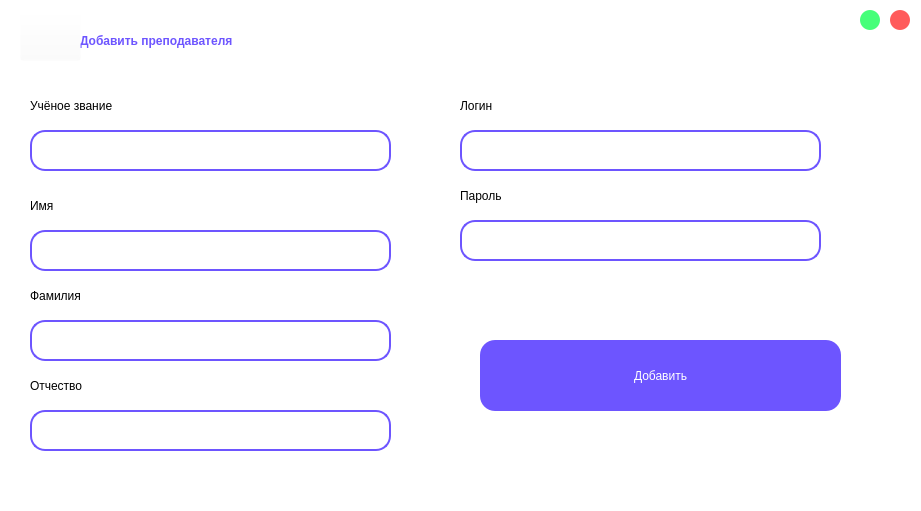
Above: project/add_prof.ui from AssasinNik/meow before the change. Below: the same form after it.
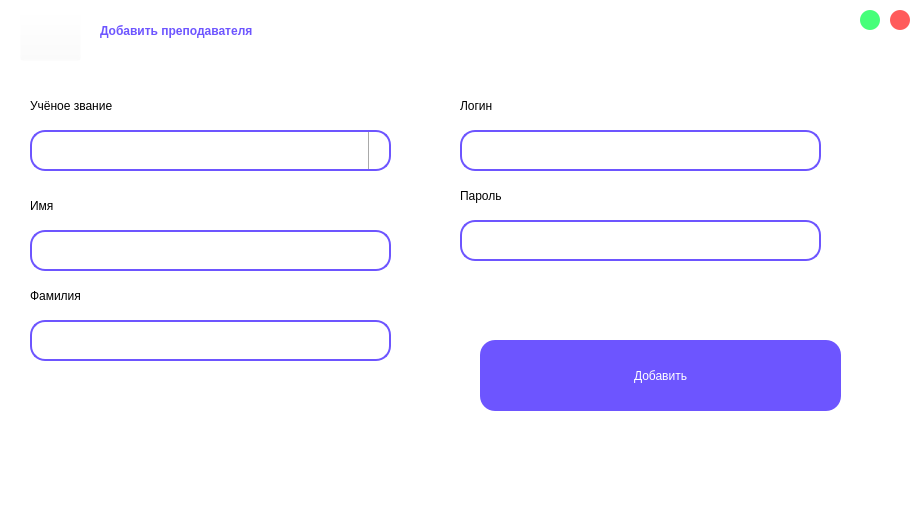
That is the form after the change. Icons and pictures are not drawn.

Patch:
```diff
--- a/project/add_prof.ui
+++ b/project/add_prof.ui
@@ -189,9 +189,9 @@
   <widget class="QLabel" name="label">
    <property name="geometry">
     <rect>
-     <x>80</x>
-     <y>10</y>
-     <width>761</width>
+     <x>100</x>
+     <y>0</y>
+     <width>751</width>
      <height>61</height>
     </rect>
    </property>
@@ -222,24 +222,6 @@
 </string>
    </property>
   </widget>
-  <widget class="QLabel" name="label_4">
-   <property name="geometry">
-    <rect>
-     <x>30</x>
-     <y>370</y>
-     <width>161</width>
-     <height>31</height>
-    </rect>
-   </property>
-   <property name="styleSheet">
-    <string notr="true">color: rgb(0, 0, 0);
-font: 75 18pt &quot;Karla&quot;;
-</string>
-   </property>
-   <property name="text">
-    <string>Отчество</string>
-   </property>
-  </widget>
   <widget class="QLabel" name="label_5">
    <property name="geometry">
     <rect>
@@ -258,24 +240,6 @@
     <string>Логин</string>
    </property>
   </widget>
-  <widget class="QLineEdit" name="lineEdit_4">
-   <property name="geometry">
-    <rect>
-     <x>30</x>
-     <y>410</y>
-     <width>361</width>
-     <height>41</height>
-    </rect>
-   </property>
-   <property name="styleSheet">
-    <string notr="true">border-radius: 15px; 
-font: 14pt &quot;Karla&quot;;
-padding-left: 10px;
-padding-right:10px;
-border: 2px solid #6D55FF;
-</string>
-   </property>
-  </widget>
   <widget class="QLabel" name="label_3">
    <property name="geometry">
     <rect>
@@ -356,7 +320,7 @@
     <string>Учёное звание</string>
    </property>
   </widget>
-  <widget class="QLineEdit" name="lineEdit_7">
+  <widget class="QComboBox" name="comboBox">
    <property name="geometry">
     <rect>
      <x>30</x>
@@ -366,12 +330,50 @@
     </rect>
    </property>
    <property name="styleSheet">
-    <string notr="true">border-radius: 15px; 
-font: 14pt &quot;Karla&quot;;
-padding-left: 10px;
-padding-right:10px;
-border: 2px solid #6D55FF;
-</string>
+    <string notr="true">QComboBox {
+    border-radius: 15px; 
+    font: 14pt &quot;Karla&quot;;
+    padding-left: 10px;
+    padding-right:10px;
+    border: 2px solid #6D55FF;
+    color: black; /* Default text color - black */
+}
+
+QComboBox::drop-down {
+    subcontrol-origin: padding;
+    subcontrol-position: top right;
+    width: 20px;
+    border-left-width: 1px;
+    border-left-color: darkgray;
+    border-left-style: solid;
+    border-top-right-radius: 3px;
+    border-bottom-right-radius: 3px;
+}
+
+QComboBox::down-arrow {
+    image: url(:/new/prefix1/combobox.png);
+    width: 20px;
+    height: 20px;
+}
+
+QComboBox QAbstractItemView {
+    border: 2px solid #6D55FF;
+    color: #6D55FF; /* Text color in the dropdown - purple */
+    background-color: white; 
+}
+
+QComboBox:hover { /* Hover state - highlight with purple border */
+    border: 2px solid #6D55FF;
+}
+
+QComboBox:focus { /* Focus state - highlight with purple border */
+    border: 2px solid #6D55FF;
+}
+
+QComboBox:selected { /* Selected state - highlight with purple border */
+    border: 2px solid #6D55FF;
+    color: #6D55FF; /* Text color in the selected state - purple */
+}</string>
    </property>
   </widget>
  </widget>
```
Left out of the diff: 2 changed lines with no effect on the pictures.
